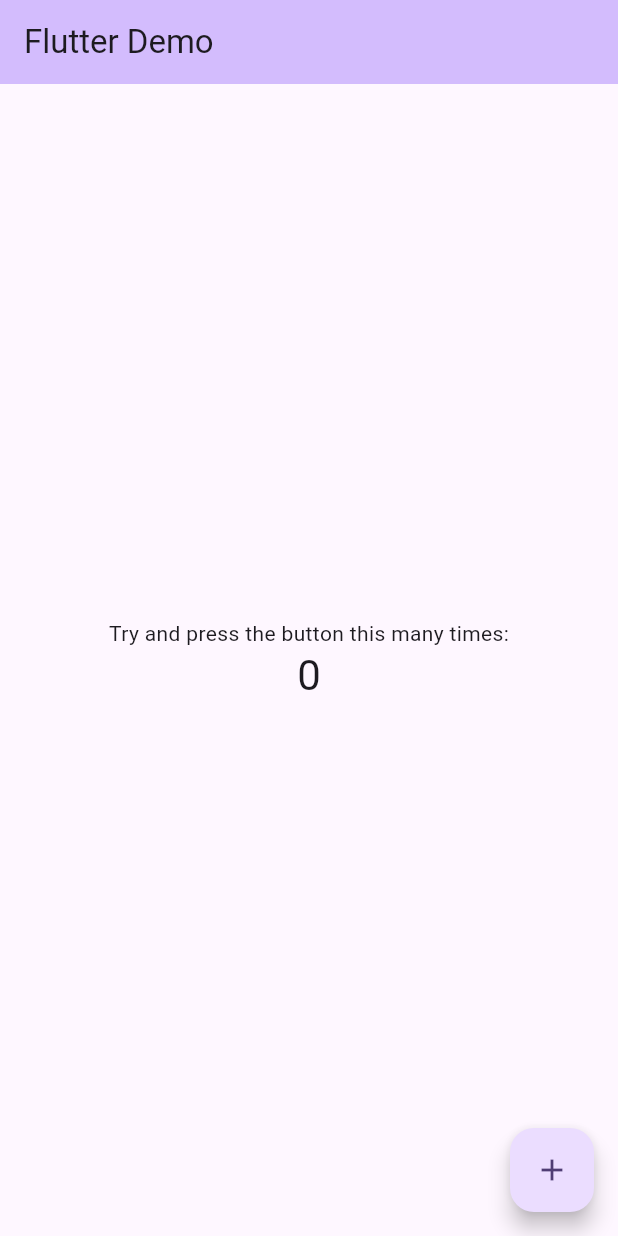
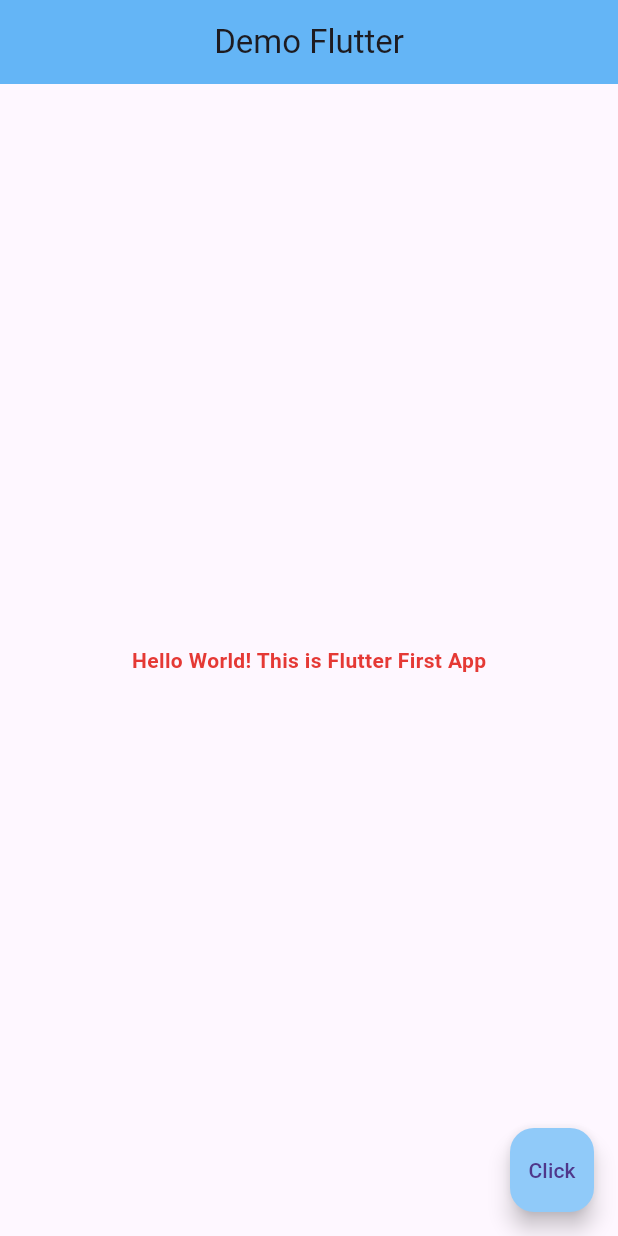
Before and after one commit to Rous1141/flutter_demo, a Flutter app: the screen it shows after launch, on a phone screen of 412 x 824 dp. Run offline on Flutter 3.47's test engine with Material 3 defaults, Android fonts, the phone set to English and light mode, and no system bars.

Commit message:
changing up

```diff
--- a/lib/main.dart
+++ b/lib/main.dart
@@ -1,122 +1,147 @@
 import 'package:flutter/material.dart';
 
 void main() {
-  runApp(const MyApp());
+  runApp(MaterialApp(
+    home: HomeScreen(),
+
+  ));
 }
 
-class MyApp extends StatelessWidget {
-  const MyApp({super.key});
-
-  // This widget is the root of your application.
+class HomeScreen extends StatelessWidget{
+  const HomeScreen({super.key});
   @override
   Widget build(BuildContext context) {
-    return MaterialApp(
-      title: 'Flutter Demo',
-      theme: ThemeData(
-        // This is the theme of your application.
-        //
-        // TRY THIS: Try running your application with "flutter run". You'll see
-        // the application has a purple toolbar. Then, without quitting the app,
-        // try changing the seedColor in the colorScheme below to Colors.green
-        // and then invoke "hot reload" (save your changes or press the "hot
-        // reload" button in a Flutter-supported IDE, or press "r" if you used
-        // the command line to start the app).
-        //
-        // Notice that the counter didn't reset back to zero; the application
-        // state is not lost during the reload. To reset the state, use hot
-        // restart instead.
-        //
-        // This works for code too, not just values: Most code changes can be
-        // tested with just a hot reload.
-        colorScheme: ColorScheme.fromSeed(seedColor: Colors.deepPurple),
-      ),
-      home: const MyHomePage(title: 'Flutter Demo'),
-    );
-  }
-}
-
-class MyHomePage extends StatefulWidget {
-  const MyHomePage({super.key, required this.title});
-
-  // This widget is the home page of your application. It is stateful, meaning
-  // that it has a State object (defined below) that contains fields that affect
-  // how it looks.
-
-  // This class is the configuration for the state. It holds the values (in this
-  // case the title) provided by the parent (in this case the App widget) and
-  // used by the build method of the State. Fields in a Widget subclass are
-  // always marked "final".
-
-  final String title;
-
-  @override
-  State<MyHomePage> createState() => _MyHomePageState();
-}
-
-class _MyHomePageState extends State<MyHomePage> {
-  int _counter = 0;
-
-  void _incrementCounter() {
-    setState(() {
-      // This call to setState tells the Flutter framework that something has
-      // changed in this State, which causes it to rerun the build method below
-      // so that the display can reflect the updated values. If we changed
-      // _counter without calling setState(), then the build method would not be
-      // called again, and so nothing would appear to happen.
-      _counter++;
-    });
-  }
-
-  @override
-  Widget build(BuildContext context) {
-    // This method is rerun every time setState is called, for instance as done
-    // by the _incrementCounter method above.
-    //
-    // The Flutter framework has been optimized to make rerunning build methods
-    // fast, so that you can just rebuild anything that needs updating rather
-    // than having to individually change instances of widgets.
-    return Scaffold(
+    // TODO: implement build
+    return  Scaffold(
       appBar: AppBar(
-        // TRY THIS: Try changing the color here to a specific color (to
-        // Colors.amber, perhaps?) and trigger a hot reload to see the AppBar
-        // change color while the other colors stay the same.
-        backgroundColor: Theme.of(context).colorScheme.inversePrimary,
-        // Here we take the value from the MyHomePage object that was created by
-        // the App.build method, and use it to set our appbar title.
-        title: Text(widget.title),
+          title: Text("Demo Flutter"),
+          centerTitle: true,
+          backgroundColor: Colors.blue[300]
       ),
       body: Center(
-        // Center is a layout widget. It takes a single child and positions it
-        // in the middle of the parent.
-        child: Column(
-          // Column is also a layout widget. It takes a list of children and
-          // arranges them vertically. By default, it sizes itself to fit its
-          // children horizontally, and tries to be as tall as its parent.
-          //
-          // Column has various properties to control how it sizes itself and
-          // how it positions its children. Here we use mainAxisAlignment to
-          // center the children vertically; the main axis here is the vertical
-          // axis because Columns are vertical (the cross axis would be
-          // horizontal).
-          //
-          // TRY THIS: Invoke "debug painting" (choose the "Toggle Debug Paint"
-          // action in the IDE, or press "p" in the console), to see the
-          // wireframe for each widget.
-          mainAxisAlignment: MainAxisAlignment.center,
-          children: <Widget>[
-            const Text('Try and press the button this many times:'),
-            Text(
-              '$_counter',
-              style: Theme.of(context).textTheme.headlineMedium,
-            ),
-          ],
+        child: Text("Hello World! This is Flutter First App",
+          style: TextStyle(
+            color: Colors.red[600],
+            fontWeight: FontWeight.bold,
+
+          ),
         ),
       ),
       floatingActionButton: FloatingActionButton(
-        onPressed: _incrementCounter,
-        tooltip: 'Increment',
-        child: const Icon(Icons.add),
-      ), // This trailing comma makes auto-formatting nicer for build methods.
+        onPressed: () {
+        },
+        child: Text("Click"),
+
+        backgroundColor: Colors.blue[200],
+      ),
+
     );
   }
+
 }
+
+//
+// class MyApp extends StatelessWidget {
+//   const MyApp({super.key});
+//
+//   // This widget is the root of your application.
+//   @override
+//   Widget build(BuildContext context) {
+//     return MaterialApp(
+//       title: 'Flutter Demo',
+//       theme: ThemeData(
+//         // This is the theme of your application.
+//         //
+//         // TRY THIS: Try running your application with "flutter run". You'll see
+//         // the application has a purple toolbar. Then, without quitting the app,
+//         // try changing the seedColor in the colorScheme below to Colors.green
+//         // and then invoke "hot reload" (save your changes or press the "hot
+//         // reload" button in a Flutter-supported IDE, or press "r" if you used
+//         // the command line to start the app).
+//         //
+//         // Notice that the counter didn't reset back to zero; the application
+//         // state is not lost during the reload. To reset the state, use hot
+//         // restart instead.
+//         //
+//         // This works for code too, not just values: Most code changes can be
+//         // tested with just a hot reload.
+//         colorScheme: ColorScheme.fromSeed(seedColor: Colors.deepPurple),
+//       ),
+//       home: const MyHomePage(title: 'Flutter Demo'),
+//     );
+//   }
+// }
+//
+// class MyHomePage extends StatefulWidget {
+//   const MyHomePage({super.key, required this.title});
+//
+//   // This widget is the home page of your application. It is stateful, meaning
+//   // that it has a State object (defined below) that contains fields that affect
+//   // how it looks.
+//
+//   // This class is the configuration for the state. It holds the values (in this
+//   // case the title) provided by the parent (in this case the App widget) and
+//   // used by the build method of the State. Fields in a Widget subclass are
+//   // always marked "final".
+//
+//   final String title;
+//
+//   @override
+//   State<MyHomePage> createState() => _MyHomePageState();
+// }
+//
+// class _MyHomePageState extends State<MyHomePage> {
+//   int _counter = 0;
+//
+//   void _incrementCounter() {
+//     setState(() {
+//       // This call to setState tells the Flutter framework that something has
+//       // changed in this State, which causes it to rerun the build method below
+//       // so that the display can reflect the updated values. If we changed
+//       // _counter without calling setState(), then the build method would not be
+//       // called again, and so nothing would appear to happen.
+//       _counter++;
+//     });
+//   }
+//
+//   @override
+//   Widget build(BuildContext context) {
+//     // This method is rerun every time setState is called, for instance as done
+//     // by the _incrementCounter method above.
+//     //
+//     // The Flutter framework has been optimized to make rerunning build methods
+//     // fast, so that you can just rebuild anything that needs updating rather
+//     // than having to individually change instances of widgets.
+//     return Scaffold(
+//       appBar: AppBar(
+//         // TRY THIS: Try changing the color here to a specific color (to
+//         // Colors.amber, perhaps?) and trigger a hot reload to see the AppBar
+//         // change color while the other colors stay the same.
+//         backgroundColor: Theme.of(context).colorScheme.inversePrimary,
+//         // Here we take the value from the MyHomePage object that was created by
+//         // the App.build method, and use it to set our appbar title.
+//         title: Text(widget.title),
+//       ),
+//       body: Center(
+//         // Center is a layout widget. It takes a single child and positions it
+//         // in the middle of the parent.
+//         child: Column(
+//           mainAxisAlignment: MainAxisAlignment.center,
+//           children: <Widget>[
+//             const Text('Try and press the button this many times:'),
+//             Text(
+//               '$_counter',
+//               style: Theme.of(context).textTheme.headlineMedium,
+//             ),
+//           ],
+//         ),
+//       ),
+//       floatingActionButton: FloatingActionButton(
+//         onPressed: _incrementCounter,
+//         tooltip: 'Increment',
+//         child: const Icon(Icons.add),
+//       ), // This trailing comma makes auto-formatting nicer for build methods.
+//
+//     );
+//   }
+// }
```
Also changed, not shown: pubspec.yaml (+12 -12 lines).
